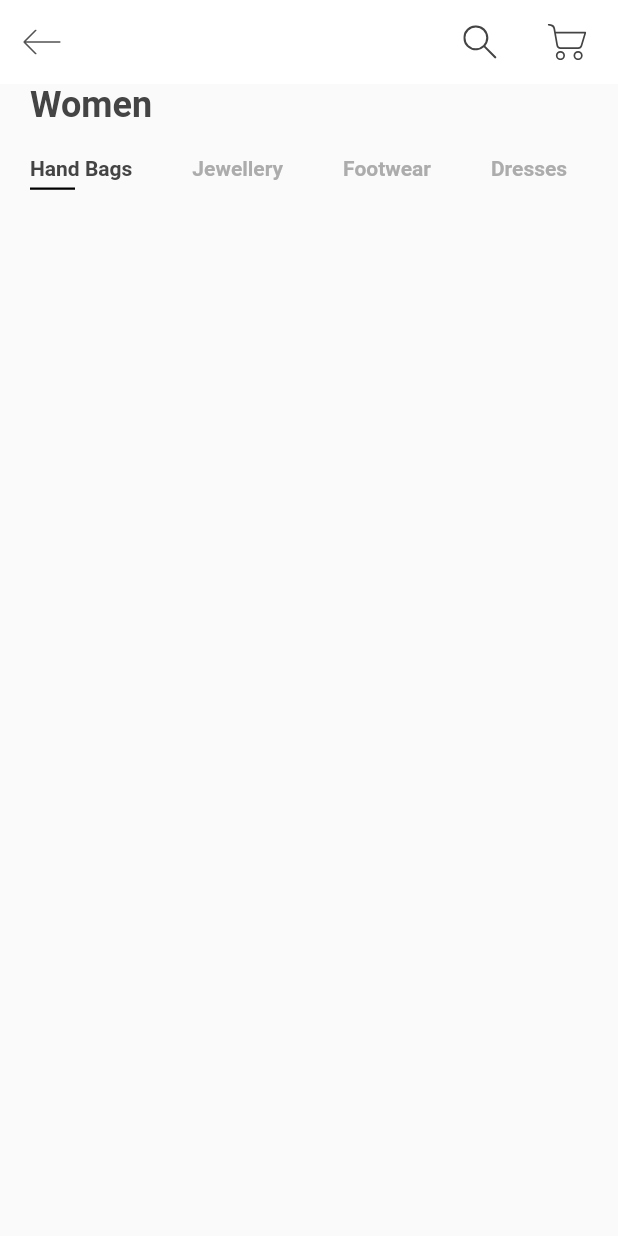
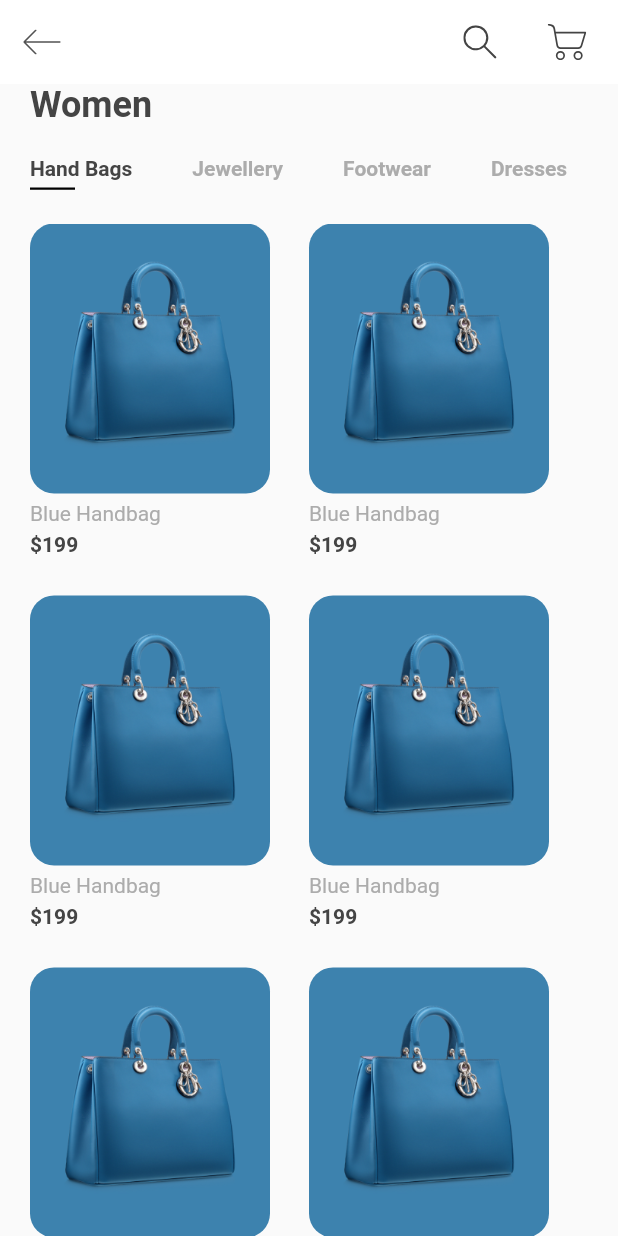
Before and after one commit to SahilSayani/styl-flutter, a Flutter app: the screen it shows after launch, on a phone screen of 412 x 824 dp. Run offline on Flutter 3.47's test engine with Material 2 defaults, Android fonts, the phone set to English and light mode, and no system bars; our stand-ins replace flutter_svg.

Commit message:
homescreen layout completed

```diff
--- a/lib/main.dart
+++ b/lib/main.dart
@@ -17,7 +17,7 @@ class MyApp extends StatelessWidget {
       theme: ThemeData(
         textTheme: Theme.of(context).textTheme.apply(bodyColor: kTextColor),
       ),
-      home: HomeScreen(),
+      home: const HomeScreen(),
     );
   }
 }
--- a/lib/models/Product.dart
+++ b/lib/models/Product.dart
@@ -5,20 +5,20 @@ class Product {
   final int price, size, id;
   final Color color;
   Product({
-    this.id,
-    this.image,
-    this.title,
-    this.price,
-    this.description,
-    this.size,
-    this.color,
+    required this.id,
+    required this.image,
+    required this.title,
+    required this.price,
+    required this.description,
+    required this.size,
+    required this.color,
   });
 }
 
 List<Product> products = [
   Product(
       id: 1,
-      title: "Office Code",
+      title: "Blue Handbag",
       price: 234,
       size: 12,
       description: dummyText,
--- a/lib/screens/components/body.dart
+++ b/lib/screens/components/body.dart
@@ -1,4 +1,5 @@
 import 'package:dressr/constants.dart';
+import 'package:dressr/models/Product.dart';
 import 'package:dressr/screens/components/categories.dart';
 import 'package:flutter/material.dart';
 
@@ -20,8 +21,55 @@ class Body extends StatelessWidget {
                 ?.copyWith(fontWeight: FontWeight.bold),
           ),
         ),
-        const Categories(),
+        const Categories(), // this is categories bar ...products will be shown below
+        Expanded(
+            child: Padding(
+              padding: const EdgeInsets.symmetric(horizontal: kDefaultPaddin),
+              child: GridView.builder(
+                  itemCount: products.length,
+                  gridDelegate: const SliverGridDelegateWithFixedCrossAxisCount(
+                    crossAxisCount: 2,
+                    childAspectRatio: 0.75,
+                  ),
+                  itemBuilder: ((context, index) => const ItemCard())),
+            )),
       ],
     );
   }
 }
+
+class ItemCard extends StatelessWidget {
+  // final Product product;
+  // final Function press;
+  const ItemCard({
+    Key? key,
+  }) : super(key: key);
+
+  @override
+  Widget build(BuildContext context) {
+    return Column(
+      crossAxisAlignment:
+          CrossAxisAlignment.start, //remove for everything to be center-stacked
+      children: <Widget>[
+        Container(
+          padding: const EdgeInsets.all(kDefaultPaddin),
+          height: 180,
+          width: 160,
+          decoration: BoxDecoration(
+            color: products[0].color,
+            borderRadius: BorderRadius.circular(16),
+          ),
+          child: Image.asset(products[0].image),
+        ),
+        Padding(
+          padding: const EdgeInsets.symmetric(vertical: kDefaultPaddin / 4),
+          child: Text(
+            products[0].title,
+            style: const TextStyle(color: kTextLightColor),
+          ),
+        ),
+        const Text("\$199", style: TextStyle(fontWeight: FontWeight.bold))
+      ],
+    );
+  }
+}
--- a/lib/screens/home_screen.dart
+++ b/lib/screens/home_screen.dart
@@ -10,9 +10,10 @@ class HomeScreen extends StatelessWidget {
   Widget build(BuildContext context) {
     return Scaffold(
       appBar: buildAppBar(),
-      body: Body(),
+      body: Body(), //comes from components
     );
   }
+
   AppBar buildAppBar() {
     return AppBar(
       backgroundColor: Colors.white,
```
Lines whose indentation alone changed are shown as unchanged.
